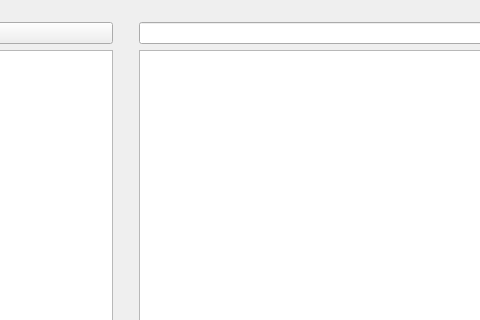
Qt form FolderTextIndexer/main_window.ui (Rhazarian/Global-Text-Indexer) before a commit; both pictures show x 474 to 954 and y 0 to 320 of the 1200 by 800 pixel window.
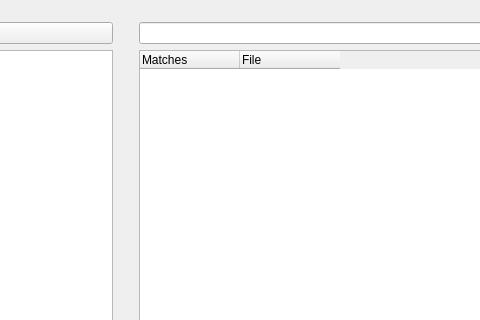
The same form after that commit.

```diff
--- a/FolderTextIndexer/main_window.ui
+++ b/FolderTextIndexer/main_window.ui
@@ -135,7 +135,21 @@
          <widget class="QLineEdit" name="lookup_pattern_line_edit"/>
         </item>
         <item>
-         <widget class="QListWidget" name="matched_files_list_widget"/>
+         <widget class="QTreeWidget" name="matched_files_tree_widget">
+          <attribute name="headerStretchLastSection">
+           <bool>false</bool>
+          </attribute>
+          <column>
+           <property name="text">
+            <string>Matches</string>
+           </property>
+          </column>
+          <column>
+           <property name="text">
+            <string>File</string>
+           </property>
+          </column>
+         </widget>
         </item>
         <item>
          <widget class="QGroupBox" name="lookup_progress_group_box">
```
Left out of the diff: 2 changed lines with no effect on the pictures.
